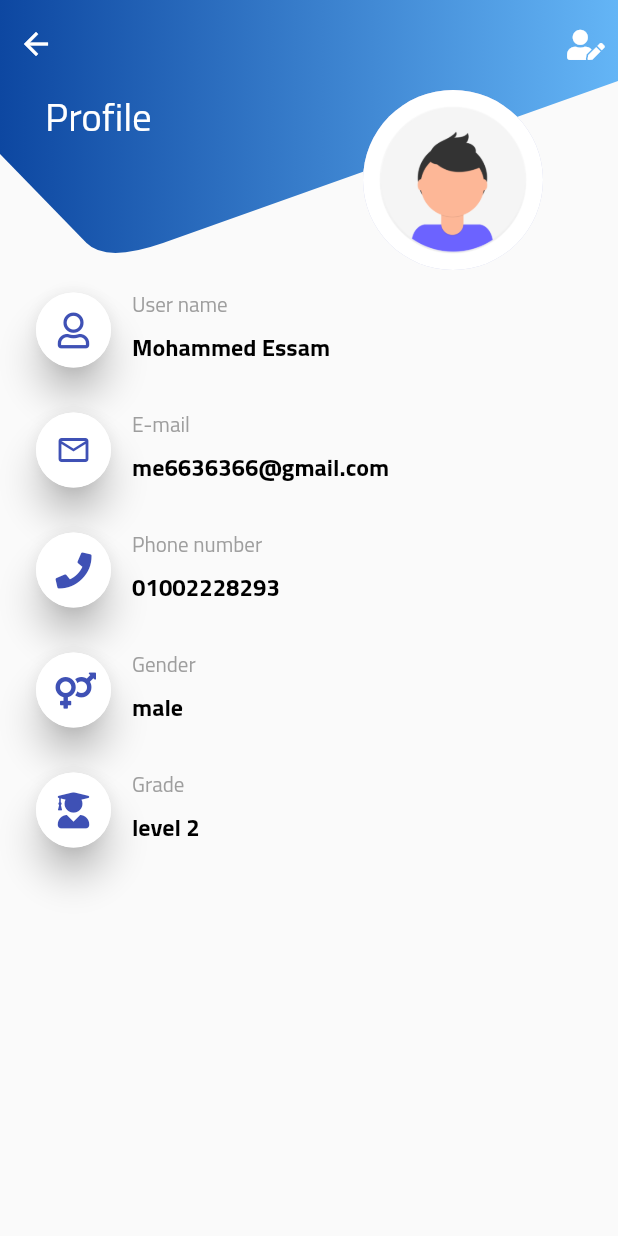
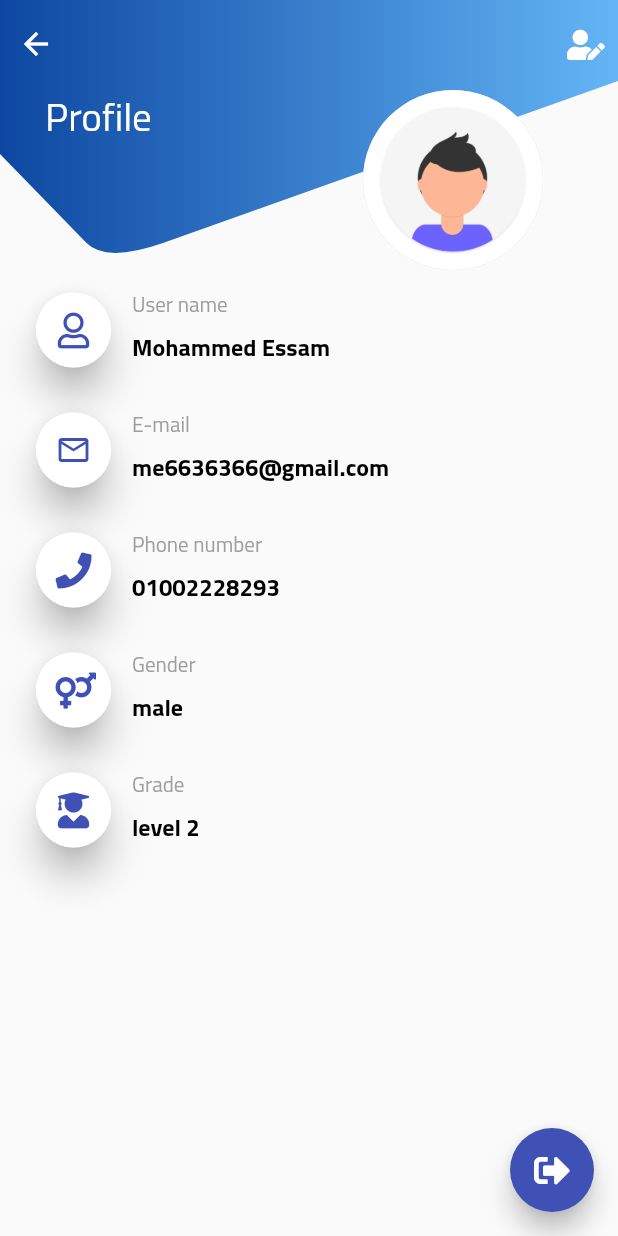
Before and after one commit to AbdrahumanFikry/centers, a Flutter app: the StudentProfileScreen screen opened directly, on a phone screen of 412 x 824 dp. Run offline on Flutter 3.47's test engine with Material 2 defaults, Android fonts, the phone set to English and light mode, and no system bars; our stand-ins replace carousel_slider, fl_chart, flutter_screenutil, flutter_staggered_animations, font_awesome_flutter, percent_indicator.

```diff
--- a/lib/src/common/screens/profileScreen.dart
+++ b/lib/src/common/screens/profileScreen.dart
@@ -50,6 +50,15 @@ class StudentProfileScreen extends StatelessWidget {
             ),
           ],
         ),
+        floatingActionButton: FloatingActionButton(
+          elevation: 7.0,
+          child: Icon(
+            FontAwesomeIcons.signOutAlt,
+          ),
+          onPressed: () {
+            //TODO -----SignOut-------
+          },
+        ),
       ),
     );
   }
```
